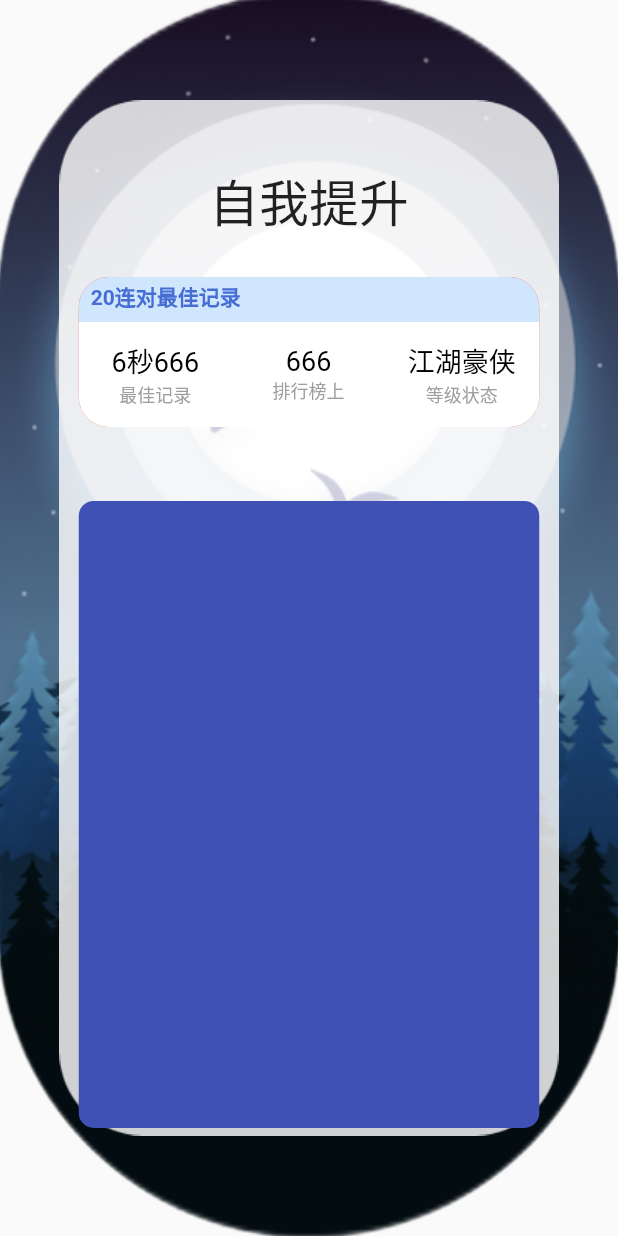
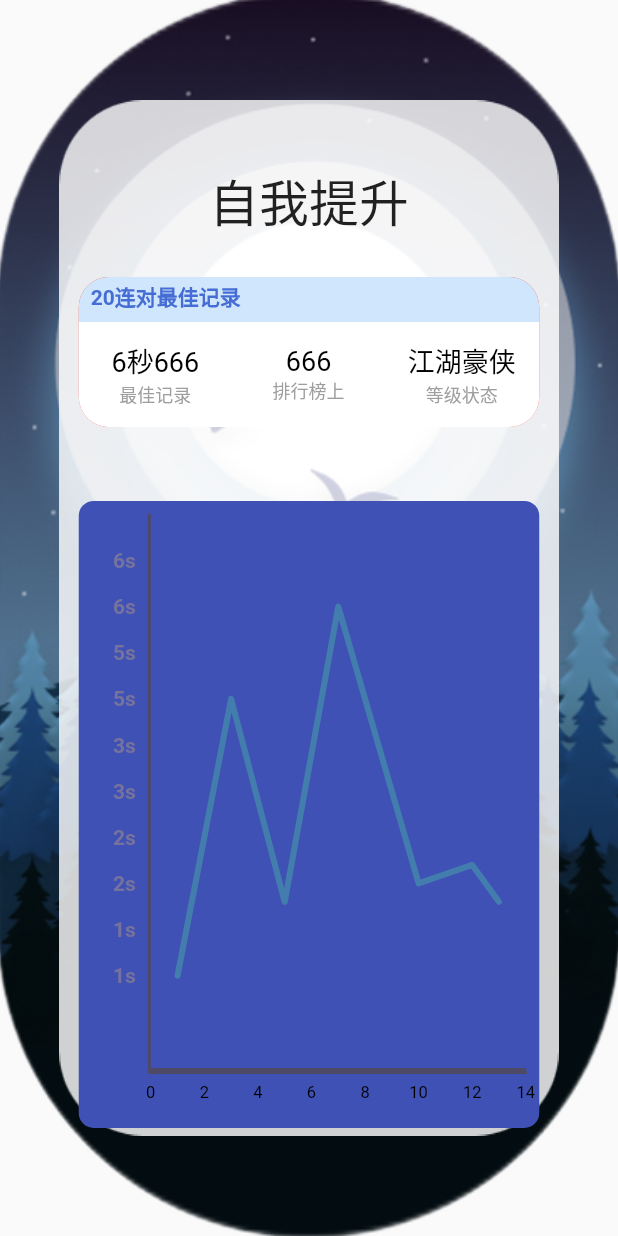
Before and after one commit to LryIII/memory_practice, a Flutter app: the GrowContent screen opened directly, on a phone screen of 412 x 824 dp. Run offline on Flutter 3.47's test engine with Material 2 defaults, Android fonts, the phone set to English and light mode, and no system bars; drawn by our look-alikes of fl_chart; our stand-ins replace dio, flutter_smart_dialog, percent_indicator, stop_watch_timer.

Commit message:
add：大致的grow页面的折线图

```diff
--- /dev/null
+++ b/lib/pages/grow/grow_line_chart.dart
@@ -0,0 +1,144 @@
+import 'package:fl_chart/fl_chart.dart';
+import 'package:flutter/material.dart';
+
+class GrowLineChart extends StatefulWidget {
+  const GrowLineChart({Key? key}) : super(key: key);
+
+  @override
+  _GrowLineChartState createState() => _GrowLineChartState();
+}
+
+class _GrowLineChartState extends State<GrowLineChart> {
+  @override
+  Widget build(BuildContext context) {
+    return Padding(
+      padding: const EdgeInsets.all(8.0),
+      child: LineChart(
+        LineChartData(
+          //? 是否可以点击
+          lineTouchData: LineTouchData(
+            enabled: false,
+          ),
+          //? 网格线配置
+          gridData: FlGridData(
+            show: false,
+          ),
+          //axisTitleData: _buildFlAxisTitleData(),
+          //? 标题
+          titlesData: _buildTitles(),
+          //? 边框
+          borderData: _buildBorderData(),
+          minX: 0,
+          maxX: 14,
+          maxY: 6,
+          minY: 0,
+          //? 线条数据
+          lineBarsData: linesBarData(),
+        ),
+      ),
+    );
+  }
+
+  //? 边框信息
+  FlBorderData _buildBorderData() {
+    return FlBorderData(
+        show: true,
+        border: const Border(
+          bottom:  BorderSide(
+            color: Color(0xff4e4965),
+            width: 4,
+          ),
+          left: BorderSide(
+            color: Color(0xff4e4965),
+            width: 2,
+          ),
+          right: BorderSide(
+            color: Colors.transparent,
+          ),
+          top: BorderSide(
+            color: Colors.transparent,
+          ),
+        )
+    );
+  }
+
+  linesBarData() {
+    return [LineChartBarData(
+      spots: [
+        const FlSpot(1, 1),
+        const FlSpot(3, 4),
+        const FlSpot(5, 1.8),
+        const FlSpot(7, 5),
+        const FlSpot(10, 2),
+        const FlSpot(12, 2.2),
+        const FlSpot(13, 1.8),
+      ],
+      //? 是否是曲线
+      isCurved: false,
+      // curveSmoothness: 0,
+      colors: const [
+        Color(0x444af699),
+      ],
+      //? 线的宽度
+      barWidth: 4,
+      //? 线头是否是圆形
+      isStrokeCapRound: true,
+      //? 是否显示数据点
+      dotData: FlDotData(
+        show: false,
+      ),
+      //? 是否显示线上区域
+      aboveBarData: BarAreaData(
+        //show: showAboveBarData,
+        colors: [
+          const Color(0x444af699),
+        ],
+      ),
+    )];
+  }
+  FlTitlesData _buildTitles() {
+    return FlTitlesData(
+      //? 下边标题
+      //bottomTitles: _buildBottomTitle(),
+      //? 左侧标题
+      leftTitles: _buildLeftTitle(),
+      rightTitles: SideTitles(
+        showTitles: false,
+      ),
+      topTitles: SideTitles(
+        showTitles: false,
+      )
+    );
+  }
+
+  TextStyle? getTextStyles(BuildContext context,double value){
+    return const TextStyle(
+      color: Color(0xff75729e),
+      fontWeight: FontWeight.bold,
+      fontSize: 14,
+    );
+  }
+  SideTitles _buildLeftTitle() {
+    return SideTitles(
+      showTitles: true,
+      getTextStyles: getTextStyles,
+      getTitles: (value) {
+        switch (value.toInt()) {
+          case 1:
+            return '1s';
+          case 2:
+            return '2s';
+          case 3:
+            return '3s';
+          case 4:
+            return '5s';
+          case 5:
+            return '6s';
+        }
+        return '';
+      },
+      margin: 8,
+      reservedSize: 30,
+    );
+  }
+}
--- a/lib/pages/grow/grow_main.dart
+++ b/lib/pages/grow/grow_main.dart
@@ -1,5 +1,5 @@
-import 'package:flutter/cupertino.dart';
 import 'package:flutter/material.dart';
+import 'package:memory_practice/pages/grow/grow_line_chart.dart';
 import 'package:memory_practice/pages/grow/grow_state_box.dart';
 
 class GrowContent extends StatefulWidget {
@@ -132,6 +132,7 @@ class _GrowContentState extends State<GrowContent> {
                   color: Colors.indigo,
                   borderRadius: BorderRadius.circular(10.0),
                 ),
+                child: GrowLineChart(),
               ),
             )
           ],
--- a/pubspec.yaml
+++ b/pubspec.yaml
@@ -37,6 +37,7 @@ dependencies:
   stop_watch_timer: ^1.3.1
   flutter_smart_dialog: ^3.3.1
   dio: ^4.0.4
+  fl_chart: ^0.41.0
 
 dev_dependencies:
   flutter_test:
```
Also changed, not shown: pubspec.lock.
